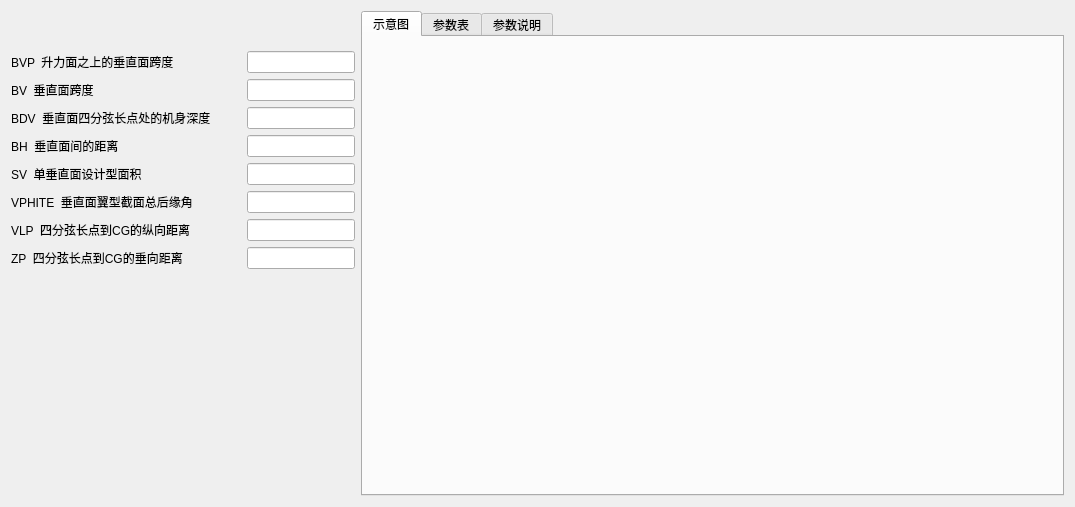
The window that PyDatcomLab/GUIs/PlaneConfiguration/TVTPAN.ui (darkspring2015/PyDatcomLab) describes before a commit, drawn with Qt 5.
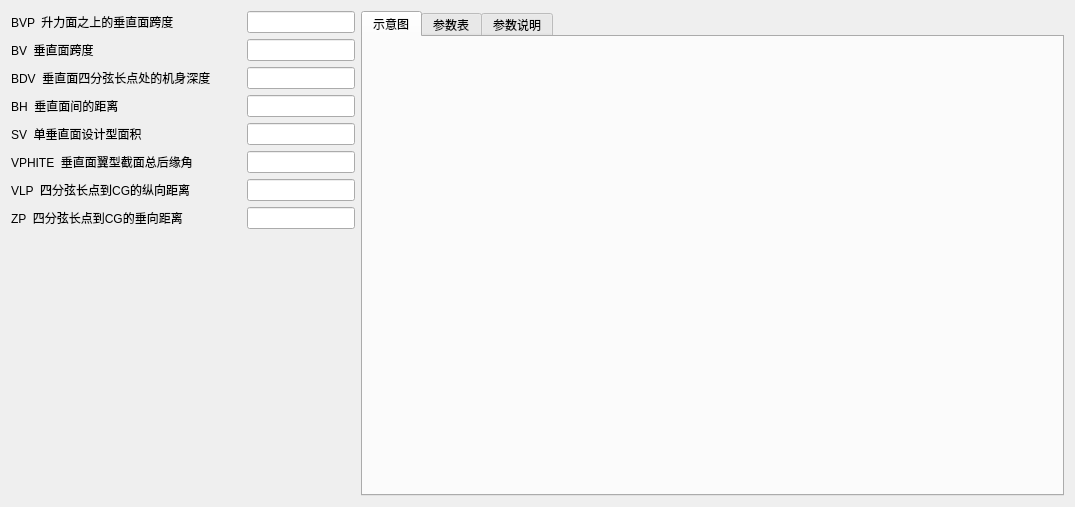
The same window after the commit. Icons and pictures are not drawn.

The edit to the form file:
```diff
--- a/PyDatcomLab/GUIs/PlaneConfiguration/TVTPAN.ui
+++ b/PyDatcomLab/GUIs/PlaneConfiguration/TVTPAN.ui
@@ -16,22 +16,6 @@
   <layout class="QHBoxLayout" name="horizontalLayout">
    <item>
     <layout class="QVBoxLayout" name="verticalLayout">
-     <item>
-      <spacer name="verticalSpacer_2">
-       <property name="orientation">
-        <enum>Qt::Vertical</enum>
-       </property>
-       <property name="sizeType">
-        <enum>QSizePolicy::Preferred</enum>
-       </property>
-       <property name="sizeHint" stdset="0">
-        <size>
-         <width>20</width>
-         <height>40</height>
-        </size>
-       </property>
-      </spacer>
-     </item>
      <item>
       <layout class="QHBoxLayout" name="horizontalLayout_2">
        <item>
```
Left out of the diff: 16 changed lines with no effect on the pictures.
